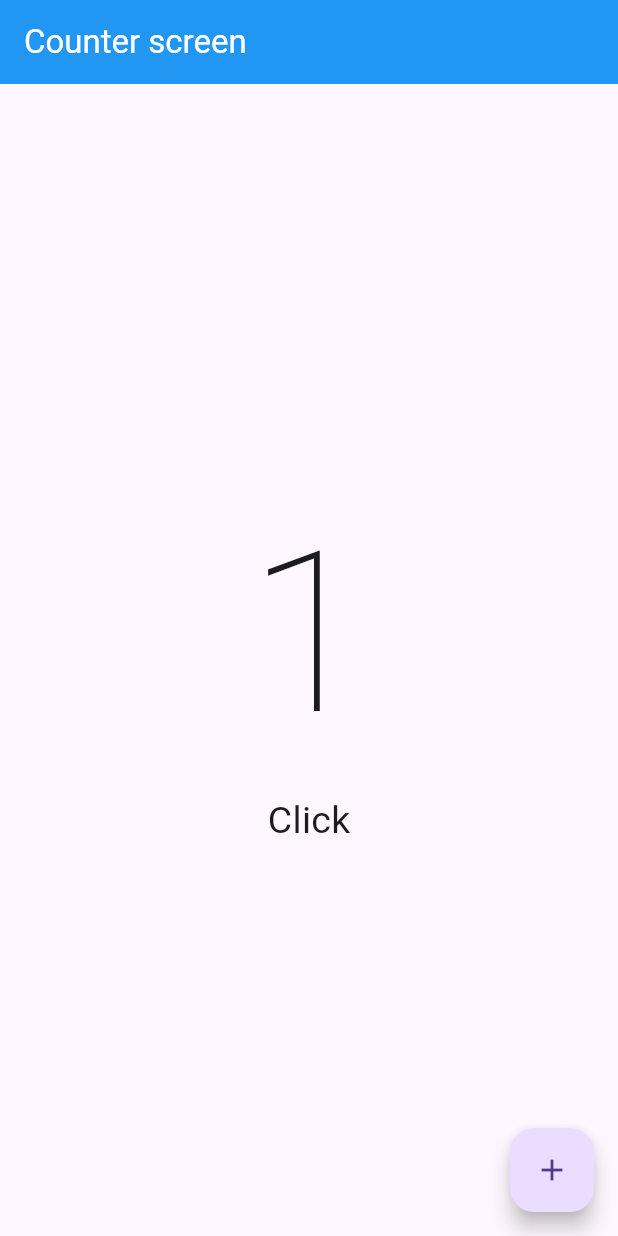
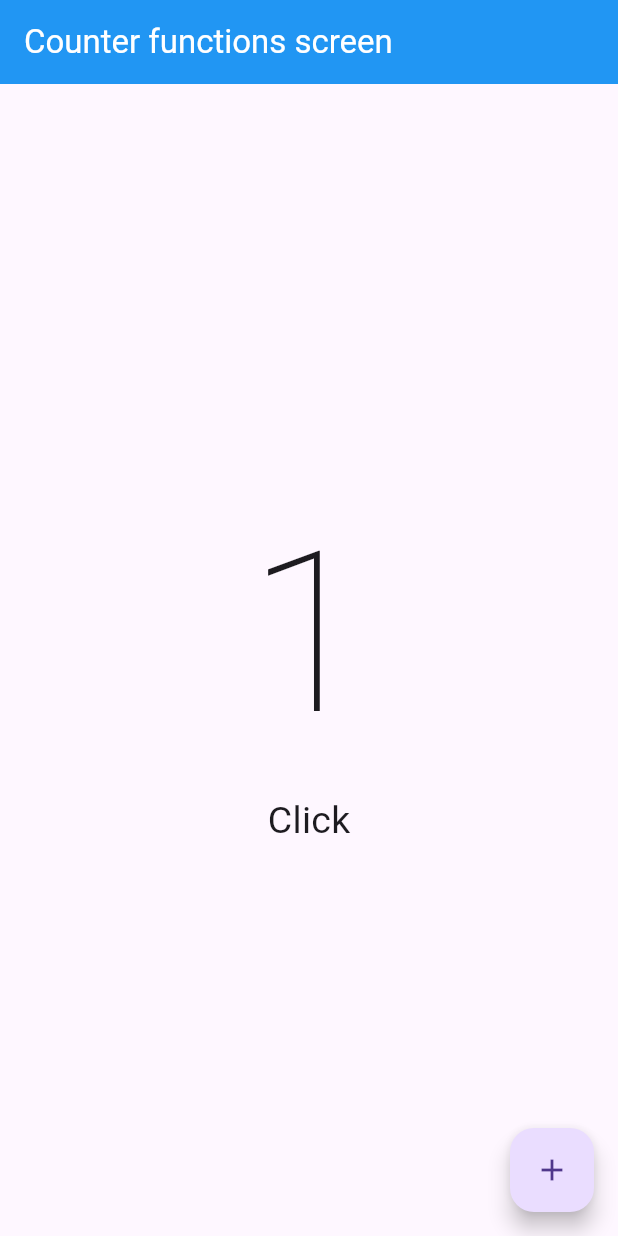
Before and after one commit to afperdomo2/introduccion-flutter, a Flutter app: the screen it shows after launch, after a tap on the "add" icon, on a phone screen of 412 x 824 dp. Run offline on Flutter 3.47's test engine with Material 3 defaults, Android fonts, the phone set to English and light mode, and no system bars; our stand-ins replace card_swiper.

Commit message:
Crear copia llamada CounterFunctionsScreen

```diff
--- a/lib/main.dart
+++ b/lib/main.dart
@@ -1,4 +1,4 @@
-import 'package:app_curso_flutter/screens/counter_screen.dart';
+import 'package:app_curso_flutter/screens/counter_functions_screen.dart';
 import 'package:flutter/material.dart';
 
 void main() => runApp(const MyApp());
@@ -11,6 +11,6 @@ class MyApp extends StatelessWidget {
     return const MaterialApp(
         title: 'Material App',
         debugShowCheckedModeBanner: false,
-        home: CounterScreen());
+        home: CounterFunctionsScreen());
   }
 }
--- /dev/null
+++ b/lib/screens/counter_functions_screen.dart
@@ -0,0 +1,51 @@
+import 'package:flutter/material.dart';
+
+class CounterFunctionsScreen extends StatefulWidget {
+  const CounterFunctionsScreen({super.key});
+
+  @override
+  State<CounterFunctionsScreen> createState() => _CounterFunctionsScreenState();
+}
+
+class _CounterFunctionsScreenState extends State<CounterFunctionsScreen> {
+  int _clickCounter = 0;
+
+  @override
+  Widget build(BuildContext context) {
+    return Scaffold(
+      appBar: AppBar(
+        title: const Text(
+          'Counter functions screen',
+          style: TextStyle(color: Colors.white),
+        ),
+        backgroundColor: Colors.blue,
+      ),
+      body: Center(
+        child: Column(
+          mainAxisAlignment: MainAxisAlignment.center,
+          children: [
+            Text(
+              '$_clickCounter',
+              style:
+                  const TextStyle(fontSize: 150, fontWeight: FontWeight.w100),
+            ),
+            Text(
+              'Click${_clickCounter == 1 ? '' : 's'}',
+              style: const TextStyle(
+                fontSize: 25,
+              ),
+            )
+          ],
+        ),
+      ),
+      floatingActionButton: FloatingActionButton(
+        onPressed: () {
+          setState(() {
+            _clickCounter++;
+          });
+        },
+        child: const Icon(Icons.add),
+      ),
+    );
+  }
+}
```
